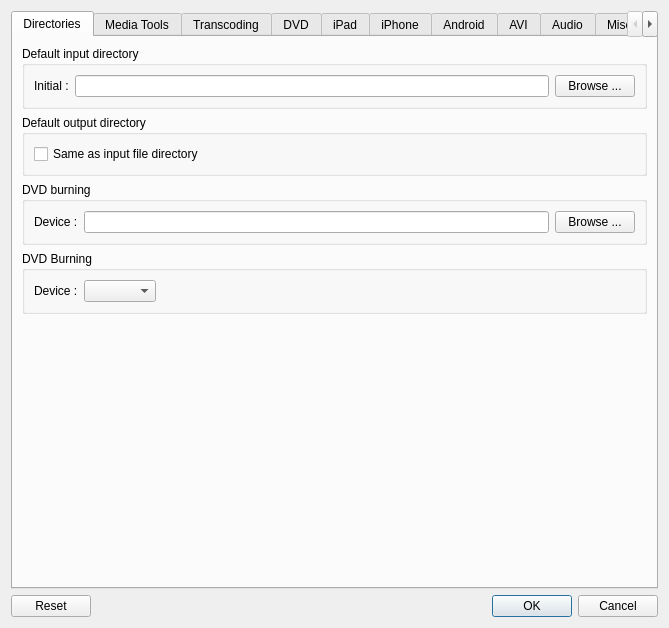
Old version of the form src/QtlMovie/QtlMovieEditSettings.ui in the repository qtlmovie/qtlmovie.
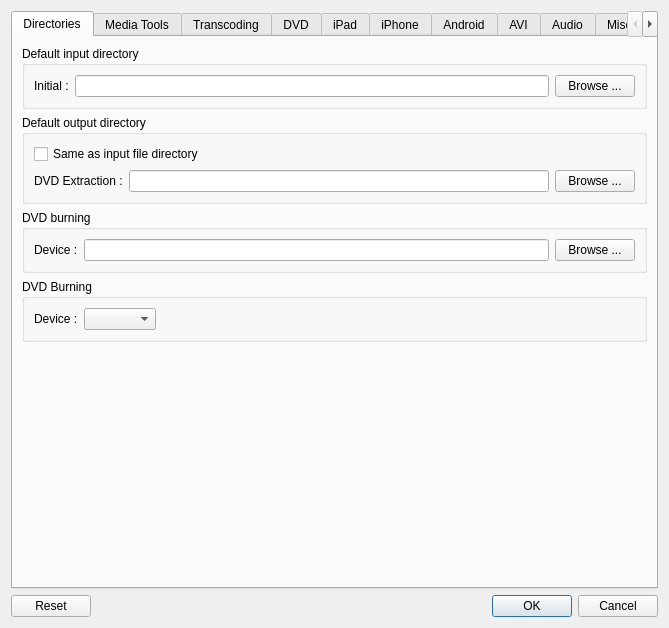
New version of the form. Icons and pictures are not drawn. Custom widgets are drawn as their Qt base class.

Commit message: Added settings for DVD extraction output

Patch:
```diff
--- a/src/QtlMovie/QtlMovieEditSettings.ui
+++ b/src/QtlMovie/QtlMovieEditSettings.ui
@@ -60,7 +60,24 @@
           <string>Default output directory</string>
          </property>
          <layout class="QGridLayout" name="layoutDefaultOutputDir">
-          <item row="0" column="0" colspan="2">
+          <item row="1" column="1">
+           <widget class="QtlLineEdit" name="editDvdExtraction"/>
+          </item>
+          <item row="1" column="0">
+           <widget class="QLabel" name="labelDvdExtraction">
+            <property name="text">
+             <string>DVD Extraction :</string>
+            </property>
+           </widget>
+          </item>
+          <item row="1" column="2">
+           <widget class="QPushButton" name="buttonBrowseDvdExtraction">
+            <property name="text">
+             <string>Browse ...</string>
+            </property>
+           </widget>
+          </item>
+          <item row="0" column="0" colspan="3">
            <widget class="QCheckBox" name="checkBoxSameAsInput">
             <property name="text">
              <string>Same as input file directory</string>
```
Left out of the diff: 17 changed lines with no effect on the pictures. The commit also changes 8 other files.
